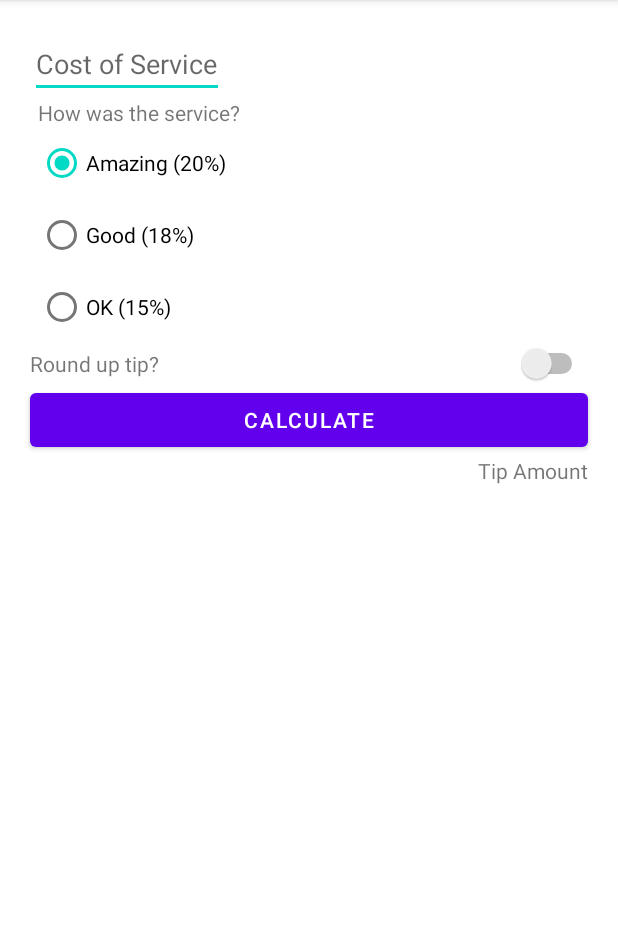
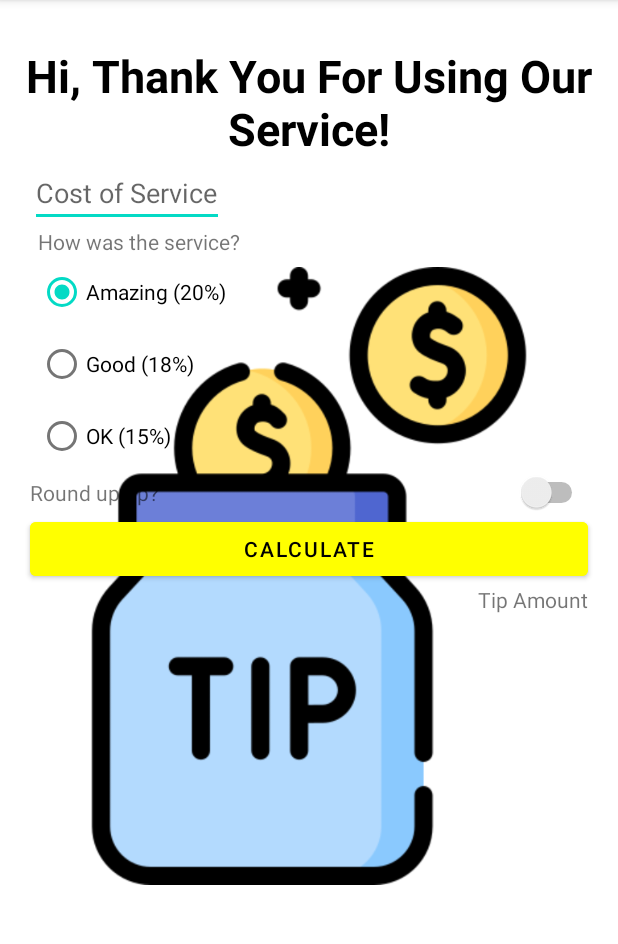
Before and after one commit to zaabsyid/ChallengeChapterDua, an Android app: the screen it shows after launch (MainActivity), on a phone screen of 412 x 824 dp, the part 84-1028 px from its top. Run offline under Robolectric (Android 15) with nearby library versions, the phone set to English and light mode, and no system bars.

Commit message:
initial commit new

```diff
--- a/app/src/main/res/layout/activity_main.xml
+++ b/app/src/main/res/layout/activity_main.xml
@@ -6,15 +6,38 @@
     android:layout_height="match_parent"
     tools:context=".MainActivity">
 
+    <TextView
+        android:id="@+id/textView2"
+        android:layout_width="wrap_content"
+        android:layout_height="wrap_content"
+        android:layout_marginTop="30dp"
+        android:text="Hi, Thank You For Using Our Service!"
+        android:textSize="30dp"
+        android:textAlignment="center"
+        android:textStyle="bold"
+        android:textColor="@color/black"
+        app:layout_constraintEnd_toEndOf="parent"
+        app:layout_constraintStart_toStartOf="parent"
+        app:layout_constraintTop_toTopOf="parent" />
+
+    <ImageView
+        android:layout_width="wrap_content"
+        android:layout_height="wrap_content"
+        android:src="@drawable/ic_tip"
+        app:layout_constraintBottom_toBottomOf="parent"
+        app:layout_constraintEnd_toEndOf="parent"
+        app:layout_constraintStart_toStartOf="parent"
+        app:layout_constraintTop_toTopOf="parent" />
+
     <EditText
         android:id="@+id/editText"
         android:layout_width="wrap_content"
         android:layout_height="wrap_content"
         android:layout_marginStart="20dp"
-        android:layout_marginTop="20dp"
         android:hint="Cost of Service"
+        android:inputType="number"
         app:layout_constraintStart_toStartOf="parent"
-        app:layout_constraintTop_toTopOf="parent" />
+        app:layout_constraintTop_toBottomOf="@+id/textView2" />
 
     <TextView
         android:id="@+id/textView"
@@ -82,8 +105,10 @@
         android:layout_width="match_parent"
         android:layout_height="wrap_content"
         android:text="calculate"
+        android:textColor="@color/black"
         android:layout_marginStart="20dp"
         android:layout_marginEnd="20dp"
+        android:backgroundTint="@color/yellow"
         app:layout_constraintEnd_toEndOf="parent"
         app:layout_constraintStart_toStartOf="parent"
         app:layout_constraintTop_toBottomOf="@+id/relativeLayout" />
--- a/app/src/main/res/values/colors.xml
+++ b/app/src/main/res/values/colors.xml
@@ -7,4 +7,5 @@
     <color name="teal_700">#FF018786</color>
     <color name="black">#FF000000</color>
     <color name="white">#FFFFFFFF</color>
+    <color name="yellow">#FFFF00</color>
 </resources>
```
Also changed, not shown: app/src/main/res/drawable/ic_tip.png (added).
